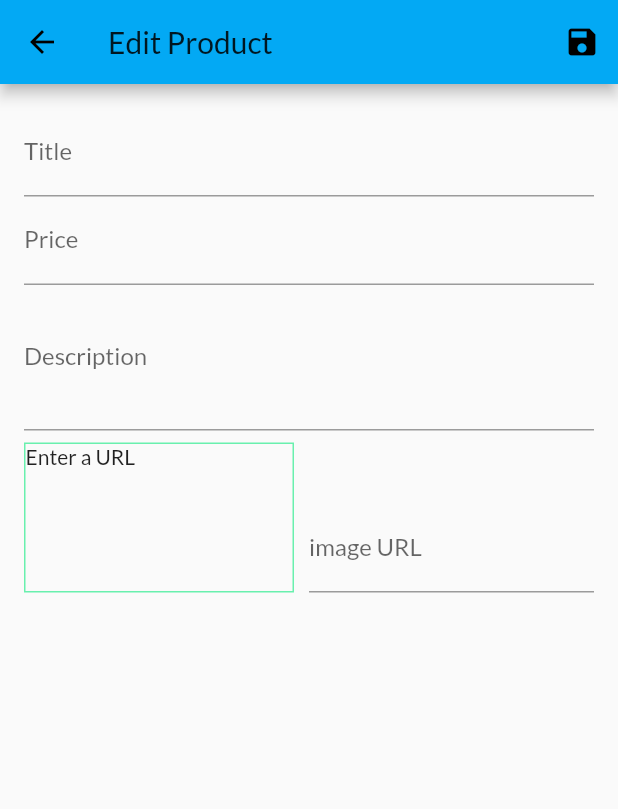
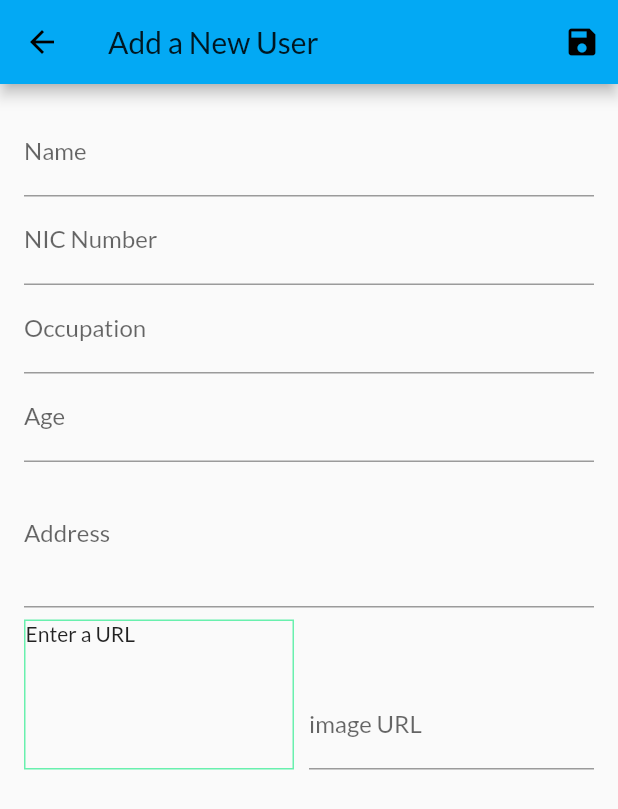
Before and after one commit to SahanAmarsha/Arogya, a Flutter app: the AddUserScreen screen opened by its route, on a phone screen of 412 x 824 dp. Shown: the top 809 px of the screen. Run offline on Flutter 3.47's test engine with Material 2 defaults, Android fonts, the phone set to English and light mode, and no system bars; our stand-ins replace shared_preferences; accounts and stored records are empty.

Commit message:
add user screen completed

```diff
--- a/lib/main.dart
+++ b/lib/main.dart
@@ -22,7 +22,7 @@ class MyApp extends StatelessWidget {
             accentColor: Colors.lightGreenAccent,
             fontFamily: 'Lato',
           ),
-          home: DashboardScreen(),
+          home: AddUserScreen(),
           routes: {
             DashboardScreen.routeName: (ctx) => DashboardScreen(),
             UserDetailsScreen.routeName: (ctx) => UserDetailsScreen(),
--- a/lib/screens/add_user_screen.dart
+++ b/lib/screens/add_user_screen.dart
@@ -15,8 +15,10 @@ class AddUserScreen extends StatefulWidget {
 
 class _AddUserScreenState extends State<AddUserScreen> {
 
-  final _priceFocusNode =FocusNode();
-  final _descFocusNode =FocusNode();
+  final _ageFocusNode =FocusNode();
+  final _nicFocusNode =FocusNode();
+  final _occupationFocusNode =FocusNode();
+  final _addressFocusNode =FocusNode();
   final _imageUrlController = new TextEditingController();
   final _imgUrlFocusNode = FocusNode();
   final _form = GlobalKey<FormState>();
@@ -44,8 +46,8 @@ class _AddUserScreenState extends State<AddUserScreen> {
   void dispose() {
     // TODO: implement dispose
     _imgUrlFocusNode.removeListener(_updateImageUrl);
-    _priceFocusNode.dispose();
-    _descFocusNode.dispose();
+    _ageFocusNode.dispose();
+    _addressFocusNode.dispose();
     _imageUrlController.dispose();
     _imgUrlFocusNode.dispose();
     super.dispose();
@@ -73,51 +75,51 @@ class _AddUserScreenState extends State<AddUserScreen> {
 
   Future<void> _saveForm() async
   {
-    final isValid = _form.currentState.validate();
-    if(!isValid)
-    {
-      return;
-    }
-    _form.currentState.save();
-
-    setState(() {
-      _isLoading = true;
-    });
-
-
-
-      try{
-        await Provider.of<UserProvider>(context, listen: false).addUser(_editUser);
-      } catch (error)
-      {
-        await showDialog(
-            context: context,
-            builder: (ctx) => AlertDialog(
-              title: Text('An error occured'),
-              content: Text('Something went wrong'),
-              actions: <Widget>[
-                FlatButton(
-                  child: Text('Okay'),
-                  onPressed: ()
-                  {
-                    Navigator.of(ctx).pop();
-
-                  },
-                )
-              ],
-            )
-        );
-
-      }
+//    final isValid = _form.currentState.validate();
+//    if(!isValid)
+//    {
+//      return;
+//    }
+//    _form.currentState.save();
+//
+//    setState(() {
+//      _isLoading = true;
+//    });
+//
+//
+//
+//      try{
+//        await Provider.of<UserProvider>(context, listen: false).addUser(_editUser);
+//      } catch (error)
+//      {
+//        await showDialog(
+//            context: context,
+//            builder: (ctx) => AlertDialog(
+//              title: Text('An error occured'),
+//              content: Text('Something went wrong'),
+//              actions: <Widget>[
+//                FlatButton(
+//                  child: Text('Okay'),
+//                  onPressed: ()
+//                  {
+//                    Navigator.of(ctx).pop();
+//
+//                  },
+//                )
+//              ],
+//            )
+//        );
+//
+//      }
       //      finally{
       //
       //        setState(() {
       //          _isLoading = false;
       //        });
       //      }
-    setState(() {
-      _isLoading = false;
-    });
+//    setState(() {
+//      _isLoading = false;
+//    });
     Navigator.of(context).pushReplacementNamed(DashboardScreen.routeName);
 
     //Navigator.of(context).pop();
@@ -128,7 +130,7 @@ class _AddUserScreenState extends State<AddUserScreen> {
   Widget build(BuildContext context) {
     return Scaffold(
       appBar: AppBar(
-        title: Text('Edit Product'),
+        title: Text('Add a New User'),
         actions: <Widget>[
           IconButton(
             icon: Icon(Icons.save),
@@ -149,18 +151,18 @@ class _AddUserScreenState extends State<AddUserScreen> {
           child: ListView(
             children: <Widget>[
               TextFormField(
-                initialValue: _initValues['title'],
-                decoration: InputDecoration(labelText: 'Title'),
+                initialValue: _initValues['name'],
+                decoration: InputDecoration(labelText: 'Name'),
                 textInputAction: TextInputAction.next,
                 onFieldSubmitted: (_)
                 {
-                  FocusScope.of(context).requestFocus(_priceFocusNode);
+                  FocusScope.of(context).requestFocus(_nicFocusNode);
                 },
                 validator: (value)
                 {
                   if(value.isEmpty)
                   {
-                    return ('Please provide a value');
+                    return ('Please provide a name');
                   } else
                   {
                     return null;
@@ -168,38 +170,103 @@ class _AddUserScreenState extends State<AddUserScreen> {
                 },
                 onSaved: (value)
                 {
-                  _editUser = Product(
-                    title: value,
-                    price: _editUser.price,
-                    desc: _editUser.desc,
-                    imgUrl: _editUser.imgUrl,
+                  _editUser = User(
                     id: _editUser.id,
-                    isFavourite: _editUser.isFavourite,
+                    name: value,
+                    nicNumber: _editUser.nicNumber,
+                    occupation: _editUser.occupation,
+                    address: _editUser.address,
+                    age: _editUser.age,
+                    avatar: _editUser.avatar,
                   );
                 },
               ),
               TextFormField(
-                initialValue: _initValues['price'],
-                decoration: InputDecoration(labelText: 'Price'),
+                initialValue: _initValues['nicNumber'],
+                decoration: InputDecoration(labelText: 'NIC Number'),
                 textInputAction: TextInputAction.next,
-                keyboardType: TextInputType.number,
-                focusNode: _priceFocusNode,
+                focusNode: _nicFocusNode,
                 onFieldSubmitted: (_)
                 {
-                  FocusScope.of(context).requestFocus(_descFocusNode);
+                  FocusScope.of(context).requestFocus(_occupationFocusNode);
                 },
                 validator: (value)
                 {
                   if(value.isEmpty)
                   {
-                    return ('Please provide a value');
+                    return ('Please provide a valid NIC number');
+                  } else
+                  {
+                    return null;
+                  }
+                },
+                onSaved: (value)
+                {
+                  _editUser = User(
+                    id: _editUser.id,
+                    name: _editUser.name,
+                    nicNumber: value,
+                    occupation: _editUser.occupation,
+                    address: _editUser.address,
+                    age: _editUser.age,
+                    avatar: _editUser.avatar,
+                  );
+                },
+              ),
+              TextFormField(
+                initialValue: _initValues['occupation'],
+                decoration: InputDecoration(labelText: 'Occupation'),
+                textInputAction: TextInputAction.next,
+                focusNode: _occupationFocusNode,
+                onFieldSubmitted: (_)
+                {
+                  FocusScope.of(context).requestFocus(_ageFocusNode);
+                },
+                validator: (value)
+                {
+                  if(value.isEmpty)
+                  {
+                    return ('Please provide a title');
+                  } else
+                  {
+                    return null;
+                  }
+                },
+                onSaved: (value)
+                {
+                  _editUser = User(
+                    id: _editUser.id,
+                    name: _editUser.name,
+                    nicNumber: _editUser.nicNumber,
+                    occupation: value,
+                    address: _editUser.address,
+                    age: _editUser.age,
+                    avatar: _editUser.avatar,
+                  );
+                },
+              ),
+              TextFormField(
+                initialValue: _initValues['age'],
+                decoration: InputDecoration(labelText: 'Age'),
+                textInputAction: TextInputAction.next,
+                keyboardType: TextInputType.number,
+                focusNode: _ageFocusNode,
+                onFieldSubmitted: (_)
+                {
+                  FocusScope.of(context).requestFocus(_addressFocusNode);
+                },
+                validator: (value)
+                {
+                  if(value.isEmpty)
+                  {
+                    return ('Please provide a valid age');
 
-                  }else if(double.tryParse(value)==null){
+                  }else if(int.tryParse(value)==null){
 
-                    return ('Please enter a valid number');
-                  }else if(double.parse(value)<=0.0)
+                    return ('Please enter a valid age');
+                  }else if(int.parse(value)<=0)
                   {
-                    return ('Please enter a valid number');
+                    return ('Please enter a valid age');
                   } else
                   {
                     return (null);
@@ -207,31 +274,29 @@ class _AddUserScreenState extends State<AddUserScreen> {
                 },
                 onSaved: (value)
                 {
-                  _editUser = Product(
-                    title: _editUser.title,
-                    price: double.parse(value),
-                    desc: _editUser.desc,
-                    imgUrl: _editUser.imgUrl,
+                  _editUser = User(
+                    name: _editUser.name,
+                    age: int.parse(value),
+                    address: _editUser.address,
+                    avatar: _editUser.avatar,
                     id: _editUser.id,
-                    isFavourite: _editUser.isFavourite,
+                    occupation: _editUser.occupation,
+                    nicNumber: _editUser.nicNumber
                   );
                 },
               ),
 
               TextFormField(
-                initialValue: _initValues['description'],
-                decoration: InputDecoration(labelText: 'Description'),
+                initialValue: _initValues['address'],
+                decoration: InputDecoration(labelText: 'Address'),
                 maxLines: 3,
                 keyboardType: TextInputType.multiline,
-                focusNode: _descFocusNode,
+                focusNode: _addressFocusNode,
                 validator: (value)
                 {
-                  if(value.isEmpty)
+                  if(value.isEmpty || value.length<=10)
                   {
-                    return ('Please provide a description');
-                  } else if(value.length<=10)
-                  {
-                    return ('Description should be more than 10 characters');
+                    return ('Please provide a valid address');
                   } else
                   {
                     return (null);
@@ -239,13 +304,14 @@ class _AddUserScreenState extends State<AddUserScreen> {
                 },
                 onSaved: (value)
                 {
-                  _editUser = Product(
-                    title: _editUser.title,
-                    price:_editUser.price,
-                    desc: value,
-                    imgUrl: _editUser.imgUrl,
+                  _editUser = User(
+                    name: _editUser.name,
                     id: _editUser.id,
-                    isFavourite: _editUser.isFavourite,
+                    nicNumber: _editUser.nicNumber,
+                    avatar: _editUser.avatar,
+                    age: _editUser.age,
+                    address: value,
+                    occupation: _editUser.occupation,
                   );
                 },
               ),
@@ -299,13 +365,14 @@ class _AddUserScreenState extends State<AddUserScreen> {
                       },
                       onSaved: (value)
                       {
-                        _editUser = Product(
-                          title: _editUser.title,
-                          price: _editUser.price,
-                          desc: _editUser.desc,
-                          imgUrl: value,
+                        _editUser = User(
+                          name: _editUser.name,
                           id: _editUser.id,
-                          isFavourite: _editUser.isFavourite,
+                          nicNumber: _editUser.nicNumber,
+                          age: _editUser.age,
+                          address: _editUser.address,
+                          occupation: _editUser.occupation,
+                          avatar: value,
                         );
                       },
                     ),
```
